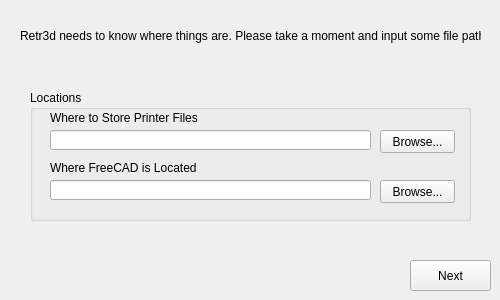
Qt form gui/mainwindow.ui (IceForgTW/retr3d) before a commit.
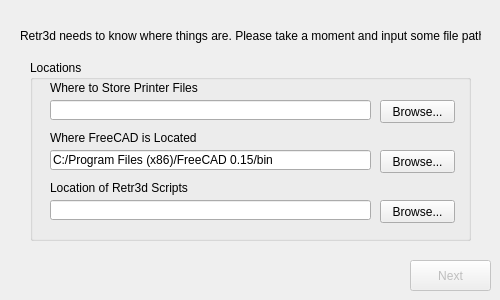
The same form after that commit. The open tabs and pages were chosen to show the change. Icons and pictures are not drawn.

Commit message: Functionality added, all GUI components do as they are supposed to

Patch:
```diff
--- a/gui/mainwindow.ui
+++ b/gui/mainwindow.ui
@@ -77,6 +77,9 @@
     </widget>
     <widget class="QWidget" name="page_5">
      <widget class="QPushButton" name="next1">
+      <property name="enabled">
+       <bool>false</bool>
+      </property>
       <property name="geometry">
        <rect>
         <x>410</x>
@@ -93,9 +96,9 @@
       <property name="geometry">
        <rect>
         <x>30</x>
-        <y>90</y>
+        <y>60</y>
         <width>441</width>
-        <height>131</height>
+        <height>181</height>
        </rect>
       </property>
       <property name="title">
@@ -120,6 +123,9 @@
          <height>20</height>
         </rect>
        </property>
+       <property name="text">
+        <string>C:/Program Files (x86)/FreeCAD 0.15/bin</string>
+       </property>
       </widget>
       <widget class="QPushButton" name="filesDir_push">
        <property name="geometry">
@@ -173,6 +179,45 @@
         <string>Where to Store Printer Files</string>
        </property>
       </widget>
+      <widget class="QLineEdit" name="scriptsDir">
+       <property name="geometry">
+        <rect>
+         <x>20</x>
+         <y>140</y>
+         <width>321</width>
+         <height>20</height>
+        </rect>
+       </property>
+       <property name="text">
+        <string/>
+       </property>
+      </widget>
+      <widget class="QPushButton" name="scriptsDir_push">
+       <property name="geometry">
+        <rect>
+         <x>350</x>
+         <y>140</y>
+         <width>75</width>
+         <height>23</height>
+        </rect>
+       </property>
+       <property name="text">
+        <string>Browse...</string>
+       </property>
+      </widget>
+      <widget class="QLabel" name="label_12">
+       <property name="geometry">
+        <rect>
+         <x>20</x>
+         <y>120</y>
+         <width>151</width>
+         <height>16</height>
+        </rect>
+       </property>
+       <property name="text">
+        <string>Location of Retr3d Scripts</string>
+       </property>
+      </widget>
      </widget>
      <widget class="QLabel" name="label_4">
       <property name="geometry">
```
Left out of the diff: 12 changed lines with no effect on the pictures. The commit also changes 5 other files.
